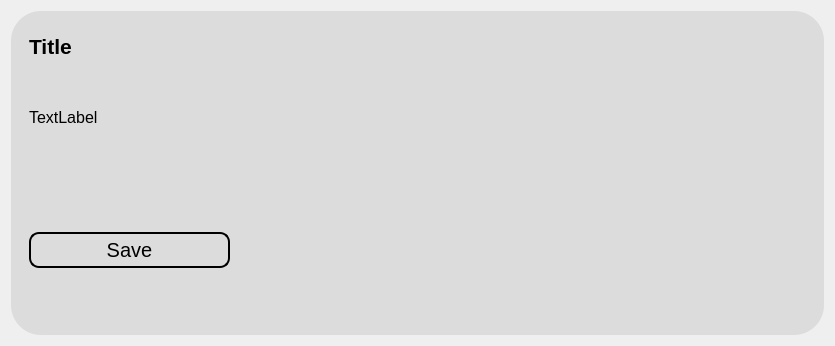
Before: the Qt Designer form ui/result.ui in Achu-Worifung/quickMove, drawn with Qt 5.
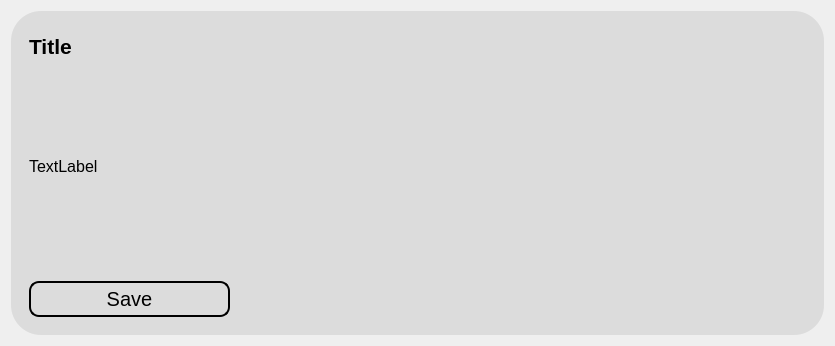
After: the same form once the commit is applied. Icons and pictures are not drawn.

Diff of the .ui file:
```diff
--- a/ui/result.ui
+++ b/ui/result.ui
@@ -128,7 +128,7 @@
         <item>
          <widget class="QWidget" name="widget_3" native="true">
           <property name="sizePolicy">
-           <sizepolicy hsizetype="Preferred" vsizetype="Expanding">
+           <sizepolicy hsizetype="Preferred" vsizetype="Minimum">
             <horstretch>0</horstretch>
             <verstretch>0</verstretch>
            </sizepolicy>
```
